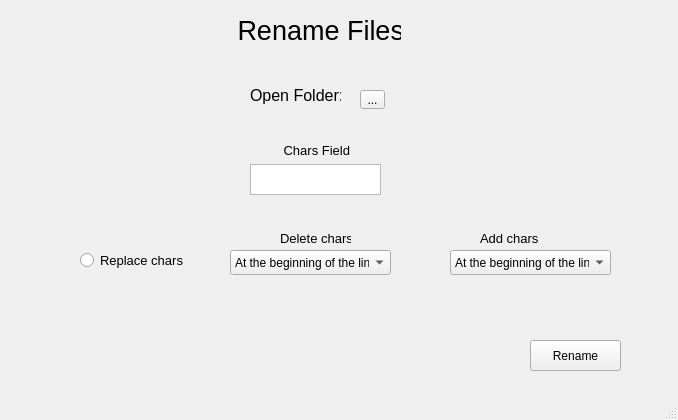
Old version of the form rename_gui.ui in the repository KiberPaulMan/RenameFile.
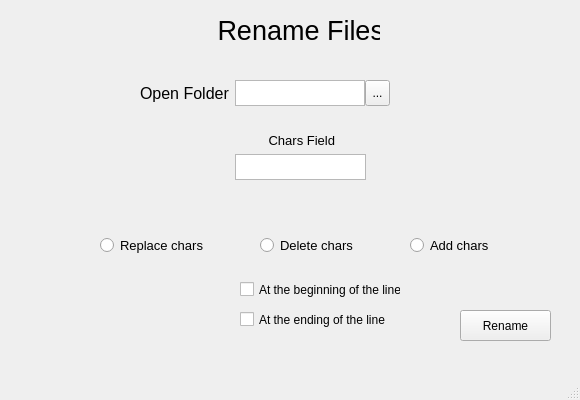
New version of the form.

Diff of the .ui file:
```diff
--- a/rename_gui.ui
+++ b/rename_gui.ui
@@ -6,10 +6,28 @@
    <rect>
     <x>0</x>
     <y>0</y>
-    <width>678</width>
-    <height>420</height>
+    <width>580</width>
+    <height>400</height>
    </rect>
   </property>
+  <property name="minimumSize">
+   <size>
+    <width>580</width>
+    <height>400</height>
+   </size>
+  </property>
+  <property name="maximumSize">
+   <size>
+    <width>580</width>
+    <height>400</height>
+   </size>
+  </property>
+  <property name="baseSize">
+   <size>
+    <width>580</width>
+    <height>400</height>
+   </size>
+  </property>
   <property name="windowTitle">
    <string>MainWindow</string>
   </property>
@@ -17,12 +35,24 @@
    <widget class="QLabel" name="ProgramName">
     <property name="geometry">
      <rect>
-      <x>230</x>
+      <x>210</x>
       <y>0</y>
-      <width>171</width>
-      <height>61</height>
+      <width>170</width>
+      <height>60</height>
      </rect>
     </property>
+    <property name="minimumSize">
+     <size>
+      <width>170</width>
+      <height>60</height>
+     </size>
+    </property>
+    <property name="maximumSize">
+     <size>
+      <width>170</width>
+      <height>60</height>
+     </size>
+    </property>
     <property name="font">
      <font>
       <pointsize>20</pointsize>
@@ -40,10 +70,10 @@
    <widget class="QToolButton" name="toolButton">
     <property name="geometry">
      <rect>
-      <x>360</x>
-      <y>90</y>
+      <x>365</x>
+      <y>80</y>
       <width>25</width>
-      <height>19</height>
+      <height>26</height>
      </rect>
     </property>
     <property name="text">
@@ -53,26 +83,38 @@
    <widget class="QLabel" name="label">
     <property name="geometry">
      <rect>
-      <x>250</x>
+      <x>140</x>
       <y>80</y>
       <width>91</width>
-      <height>31</height>
+      <height>26</height>
      </rect>
     </property>
+    <property name="minimumSize">
+     <size>
+      <width>91</width>
+      <height>26</height>
+     </size>
+    </property>
+    <property name="maximumSize">
+     <size>
+      <width>91</width>
+      <height>26</height>
+     </size>
+    </property>
     <property name="font">
      <font>
       <pointsize>12</pointsize>
      </font>
     </property>
     <property name="text">
-     <string>Open Folder:</string>
+     <string>Open Folder</string>
     </property>
    </widget>
    <widget class="QRadioButton" name="radioButton">
     <property name="geometry">
      <rect>
-      <x>80</x>
-      <y>245</y>
+      <x>100</x>
+      <y>230</y>
       <width>111</width>
       <height>31</height>
      </rect>
@@ -89,8 +131,8 @@
    <widget class="QPushButton" name="pushButton">
     <property name="geometry">
      <rect>
-      <x>530</x>
-      <y>340</y>
+      <x>460</x>
+      <y>310</y>
       <width>91</width>
       <height>31</height>
      </rect>
@@ -102,25 +144,25 @@
    <widget class="QTextEdit" name="textEdit">
     <property name="geometry">
      <rect>
-      <x>250</x>
-      <y>164</y>
+      <x>235</x>
+      <y>154</y>
       <width>131</width>
-      <height>31</height>
+      <height>26</height>
      </rect>
     </property>
     <property name="html">
      <string>&lt;!DOCTYPE HTML PUBLIC &quot;-//W3C//DTD HTML 4.0//EN&quot; &quot;http://www.w3.org/TR/REC-html40/strict.dtd&quot;&gt;
 &lt;html&gt;&lt;head&gt;&lt;meta name=&quot;qrichtext&quot; content=&quot;1&quot; /&gt;&lt;style type=&quot;text/css&quot;&gt;
 p, li { white-space: pre-wrap; }
-&lt;/style&gt;&lt;/head&gt;&lt;body style=&quot; font-family:'MS Shell Dlg 2'; font-size:8.25pt; font-weight:400; font-style:normal;&quot;&gt;
-&lt;p style=&quot;-qt-paragraph-type:empty; margin-top:0px; margin-bottom:0px; margin-left:0px; margin-right:0px; -qt-block-indent:0; text-indent:0px;&quot;&gt;&lt;br /&gt;&lt;/p&gt;&lt;/body&gt;&lt;/html&gt;</string>
+&lt;/style&gt;&lt;/head&gt;&lt;body style=&quot; font-family:'MS Shell Dlg 2'; font-size:8pt; font-weight:400; font-style:normal;&quot;&gt;
+&lt;p style=&quot;-qt-paragraph-type:empty; margin-top:0px; margin-bottom:0px; margin-left:0px; margin-right:0px; -qt-block-indent:0; text-indent:0px; font-size:8.25pt;&quot;&gt;&lt;br /&gt;&lt;/p&gt;&lt;/body&gt;&lt;/html&gt;</string>
     </property>
    </widget>
    <widget class="QLabel" name="label_2">
     <property name="geometry">
      <rect>
-      <x>280</x>
-      <y>140</y>
+      <x>265</x>
+      <y>130</y>
       <width>81</width>
       <height>20</height>
      </rect>
@@ -134,33 +176,42 @@
      <string> Chars Field</string>
     </property>
    </widget>
-   <widget class="QComboBox" name="comboBox">
+   <widget class="QTextEdit" name="textEdit_2">
     <property name="geometry">
      <rect>
-      <x>230</x>
-      <y>250</y>
-      <width>161</width>
-      <height>25</height>
+      <x>235</x>
+      <y>80</y>
+      <width>130</width>
+      <height>26</height>
      </rect>
     </property>
-    <item>
-     <property name="text">
-      <string>At the beginning of the line</string>
-     </property>
-    </item>
-    <item>
-     <property name="text">
-      <string>At the end of the line</string>
-     </property>
-    </item>
+    <property name="minimumSize">
+     <size>
+      <width>130</width>
+      <height>26</height>
+     </size>
+    </property>
+    <property name="maximumSize">
+     <size>
+      <width>130</width>
+      <height>26</height>
+     </size>
+    </property>
+    <property name="html">
+     <string>&lt;!DOCTYPE HTML PUBLIC &quot;-//W3C//DTD HTML 4.0//EN&quot; &quot;http://www.w3.org/TR/REC-html40/strict.dtd&quot;&gt;
+&lt;html&gt;&lt;head&gt;&lt;meta name=&quot;qrichtext&quot; content=&quot;1&quot; /&gt;&lt;style type=&quot;text/css&quot;&gt;
+p, li { white-space: pre-wrap; }
+&lt;/style&gt;&lt;/head&gt;&lt;body style=&quot; font-family:'MS Shell Dlg 2'; font-size:8pt; font-weight:400; font-style:normal;&quot;&gt;
+&lt;p style=&quot;-qt-paragraph-type:empty; margin-top:0px; margin-bottom:0px; margin-left:0px; margin-right:0px; -qt-block-indent:0; text-indent:0px; font-size:8.25pt;&quot;&gt;&lt;br /&gt;&lt;/p&gt;&lt;/body&gt;&lt;/html&gt;</string>
+    </property>
    </widget>
-   <widget class="QLabel" name="label_3">
+   <widget class="QRadioButton" name="radioButton_2">
     <property name="geometry">
      <rect>
-      <x>280</x>
+      <x>260</x>
       <y>230</y>
-      <width>71</width>
-      <height>16</height>
+      <width>111</width>
+      <height>31</height>
      </rect>
     </property>
     <property name="font">
@@ -172,13 +223,13 @@
      <string>Delete chars</string>
     </property>
    </widget>
-   <widget class="QLabel" name="label_4">
+   <widget class="QRadioButton" name="radioButton_3">
     <property name="geometry">
      <rect>
-      <x>480</x>
+      <x>410</x>
       <y>230</y>
-      <width>71</width>
-      <height>16</height>
+      <width>111</width>
+      <height>31</height>
      </rect>
     </property>
     <property name="font">
@@ -190,25 +241,31 @@
      <string>Add chars</string>
     </property>
    </widget>
-   <widget class="QComboBox" name="comboBox_2">
+   <widget class="QCheckBox" name="checkBox">
     <property name="geometry">
      <rect>
-      <x>450</x>
-      <y>250</y>
+      <x>240</x>
+      <y>280</y>
       <width>161</width>
-      <height>25</height>
+      <height>19</height>
      </rect>
     </property>
-    <item>
-     <property name="text">
-      <string>At the beginning of the line</string>
-     </property>
-    </item>
-    <item>
-     <property name="text">
-      <string>At the end of the line</string>
-     </property>
-    </item>
+    <property name="text">
+     <string>At the beginning of the line</string>
+    </property>
+   </widget>
+   <widget class="QCheckBox" name="checkBox_2">
+    <property name="geometry">
+     <rect>
+      <x>240</x>
+      <y>310</y>
+      <width>161</width>
+      <height>19</height>
+     </rect>
+    </property>
+    <property name="text">
+     <string>At the ending of the line</string>
+    </property>
    </widget>
   </widget>
   <widget class="QMenuBar" name="menubar">
```
Left out of the diff: 4 changed lines with no effect on the pictures.
